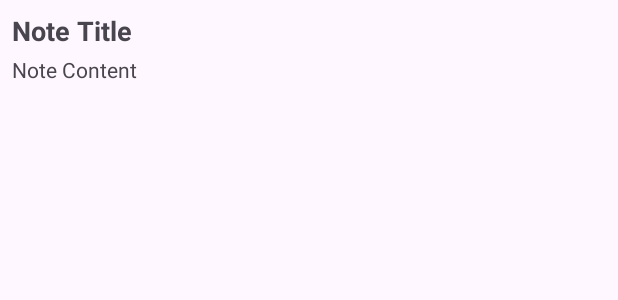
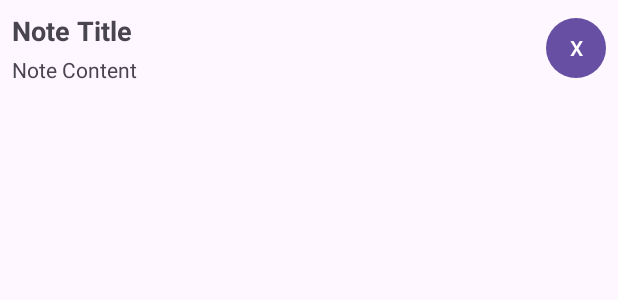
Before and after one commit to mikolaj4/secure-notepad-password-login, an Android app: the layout note_item.xml on its own in the app's theme, with its tools: preview values and no code run, on a phone screen of 412 x 824 dp. Shown: the top 300 px of the screen. Run offline under Robolectric (Android 15) with nearby library versions, the phone set to English and light mode, and no system bars.

Commit message:
dodane usuwanie i edycja notatek

```diff
--- a/app/src/main/java/com/example/bsm_notatnik/Note.java
+++ b/app/src/main/java/com/example/bsm_notatnik/Note.java
@@ -4,11 +4,13 @@ public class Note {
     private String title;
     private String content;
 
+    private int id;
+
     public Note(){
 
     }
 
-    public Note(String title, String content){
+    public Note(String title, String content, int id){
         this.title = title;
         this.content = content;
     }
@@ -28,4 +30,5 @@ public class Note {
     public void setContent(String content) {
         this.content = content;
     }
+
 }
--- a/app/src/main/res/layout/note_item.xml
+++ b/app/src/main/res/layout/note_item.xml
@@ -2,8 +2,14 @@
 <LinearLayout xmlns:android="http://schemas.android.com/apk/res/android"
     android:layout_width="match_parent"
     android:layout_height="wrap_content"
-    android:orientation="vertical"
+    android:orientation="horizontal"
     android:padding="8dp">
+
+    <LinearLayout
+        android:layout_width="0dp"
+        android:layout_height="wrap_content"
+        android:layout_weight="1"
+        android:orientation="vertical">
 
         <TextView
             android:id="@+id/noteTitleTextView"
@@ -21,5 +27,15 @@
             android:layout_marginTop="4dp"
             android:text="Note Content"
             />
+    </LinearLayout>
 
+    <!-- Delete Button -->
+    <Button
+        android:id="@+id/btnDeleteNote"
+        android:layout_width="40dp"
+        android:layout_height="wrap_content"
+        android:padding="0dp"
+        android:text="X"
+        android:layout_marginLeft="10dp"
+        />
 </LinearLayout>
```
Also changed, not shown: app/src/main/java/com/example/bsm_notatnik/MainActivity.java (+86 -39 lines). Lines whose indentation alone changed are shown as unchanged.
